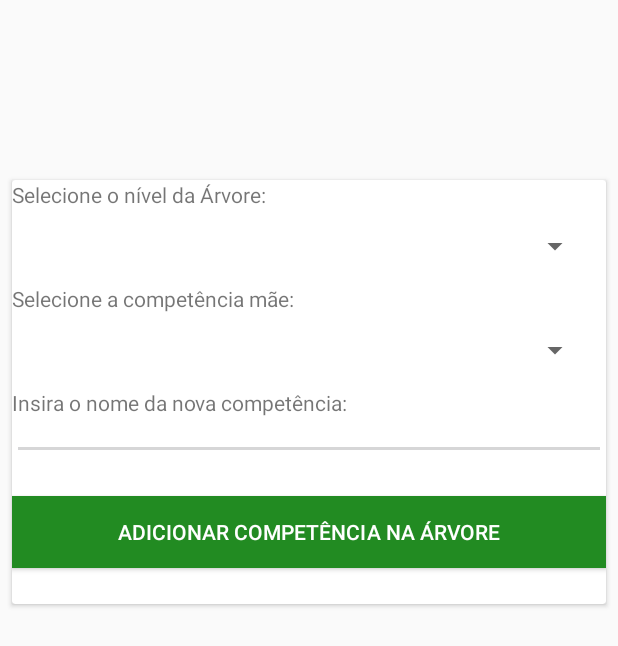
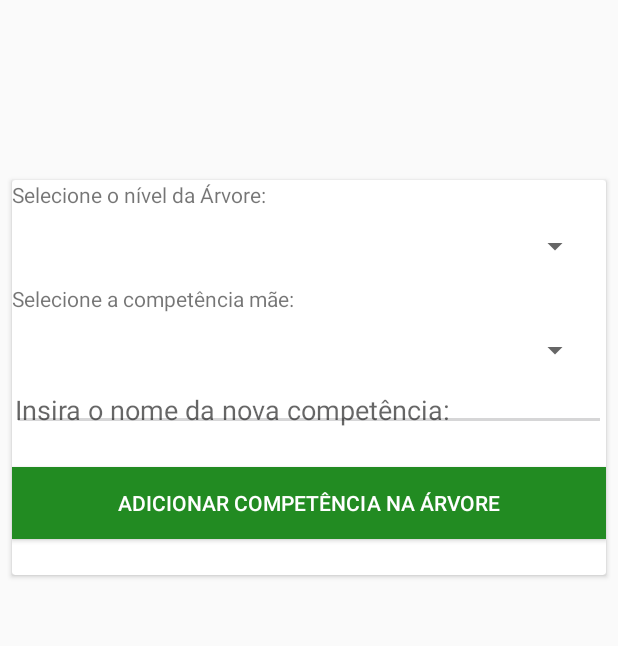
Before and after one commit to dsfb/LESW_FatecSP_2sem_2018, an Android app: the fragment InsertNewKnowledgeFragment shown on its own in the app's theme, on a phone screen of 412 x 824 dp. Shown: the top 646 px of the screen. Run offline under Robolectric (Android 15) with nearby library versions, the phone set to English and light mode, and no system bars; our stand-ins replace ButterKnife.

Commit message:
Primeiro checkpoint para a tarde de 26/11/2018.

```diff
--- a/app/src/main/res/layout/fragment_insert_new_knowledge.xml
+++ b/app/src/main/res/layout/fragment_insert_new_knowledge.xml
@@ -51,18 +51,13 @@
                 android:layout_marginEnd="10dp"
                 android:spinnerMode="dropdown" />
 
-            <TextView
-                android:id="@+id/txt_view_set_knowledge_name_tree_description_description2"
-                android:layout_width="match_parent"
-                android:layout_height="wrap_content"
-                android:text="@string/set_knowledge_name_tree_description" />
-
             <EditText
                 android:id="@+id/edit_text_new_knowledge"
                 android:layout_width="match_parent"
                 android:layout_height="wrap_content"
                 android:padding="2dp"
                 android:inputType="textAutoComplete"
+                android:hint="@string/new_knowledge_insertion"
                 />
 
             <!-- Action Button -->
--- a/app/src/main/res/values/strings.xml
+++ b/app/src/main/res/values/strings.xml
@@ -1075,4 +1075,5 @@
     <string name="set_knowledge_name_tree_description">Insira o nome da nova competência:</string>
     <string name="title_activity_place_tree">PlaceTreeActivity</string>
     <string name="selected_knowledge">Competências selecionadas:</string>
+    <string name="new_knowledge_insertion">Insira o nome da nova competência:</string>
 </resources>
```
